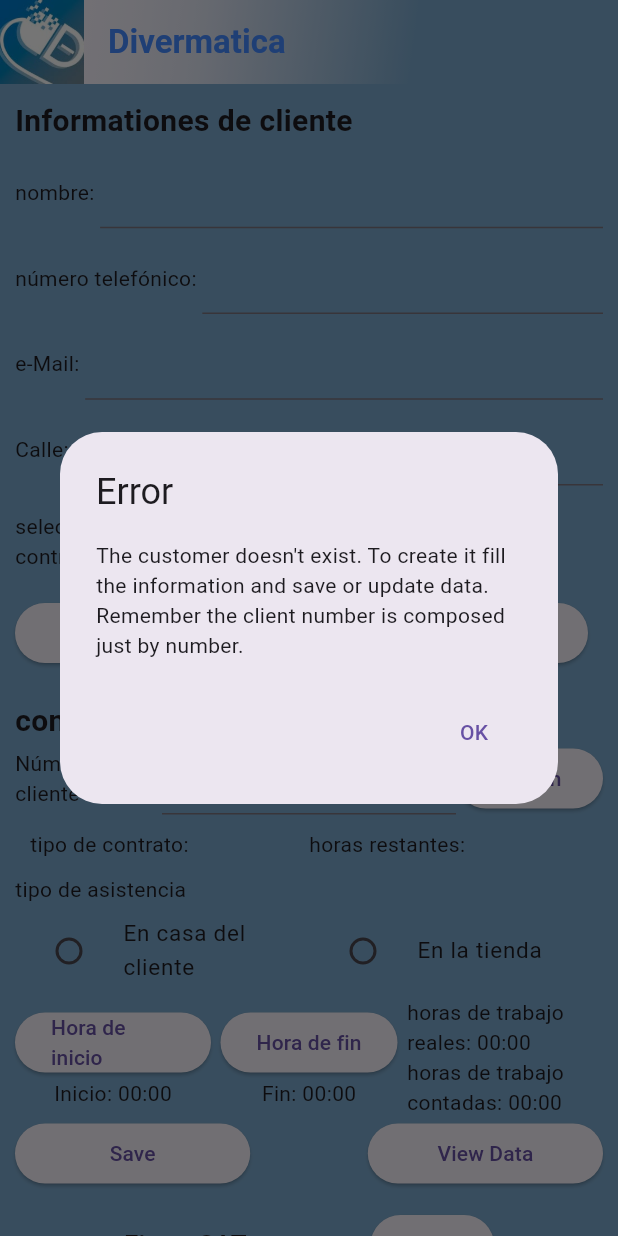
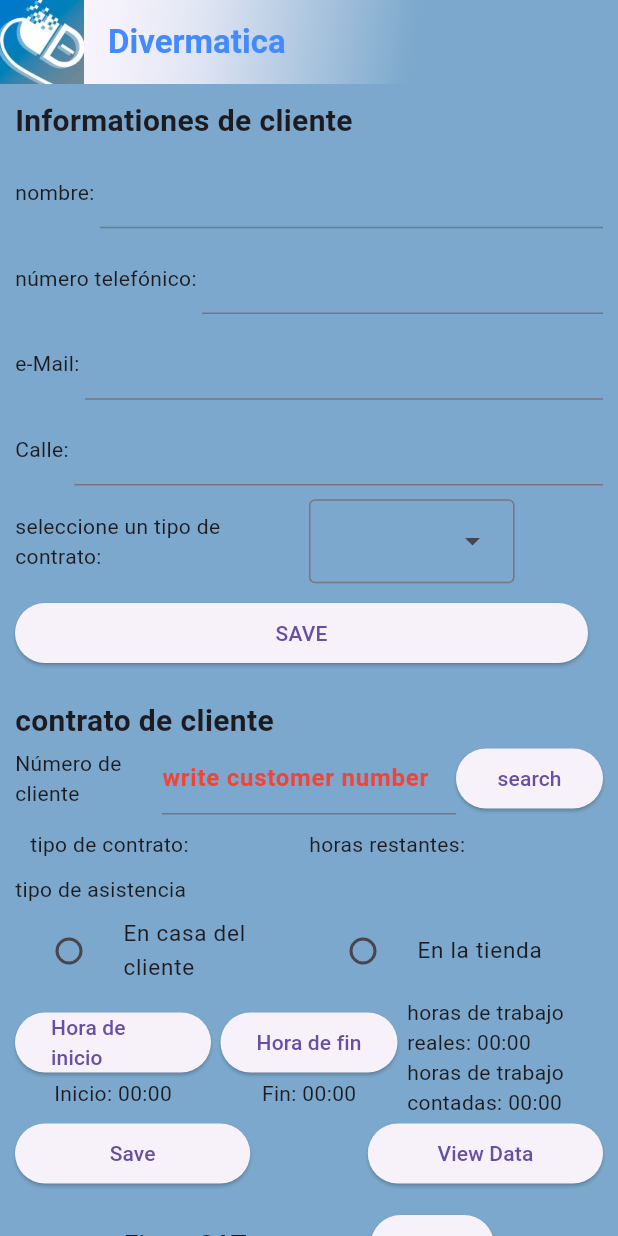
Before and after one commit to MichBell2417/CustomersRequestApp, a Flutter app: the screen it shows after launch, after a tap on "search", on a phone screen of 412 x 824 dp. Run offline on Flutter 3.47's test engine with Material 3 defaults, Android fonts, the light colour scheme and no system bars; our stand-ins replace signature; missing offline and left inert: dart:ffi, mysql1; accounts and stored records are empty.

Commit message:
changed a called function

```diff
--- a/customer_request_application/lib/main.dart
+++ b/customer_request_application/lib/main.dart
@@ -233,8 +233,8 @@ class FirstScreen extends StatelessWidget {
                                   onPressed: () async {
                                     try {
                                       styleTextSearchField=TextStyle(color: Colors.black);
-                                      if (await customersController.findNumberCustomer(
-                                        customerNumberController.text)) {
+                                      if (await customersController.findCustomerFromNumberdb(
+                                        int.parse(customerNumberController.text))) {
                                         nombreController.text =
                                             customersController.customer!.name;
                                         emailController.text =
@@ -262,7 +262,7 @@ class FirstScreen extends StatelessWidget {
                                       customersController.notifyListenersLocal();
                                     }
                                   },
-                                  child: Text("search")),
+                                child: Text("search")),
                             )
                           ],
                         ),
```
